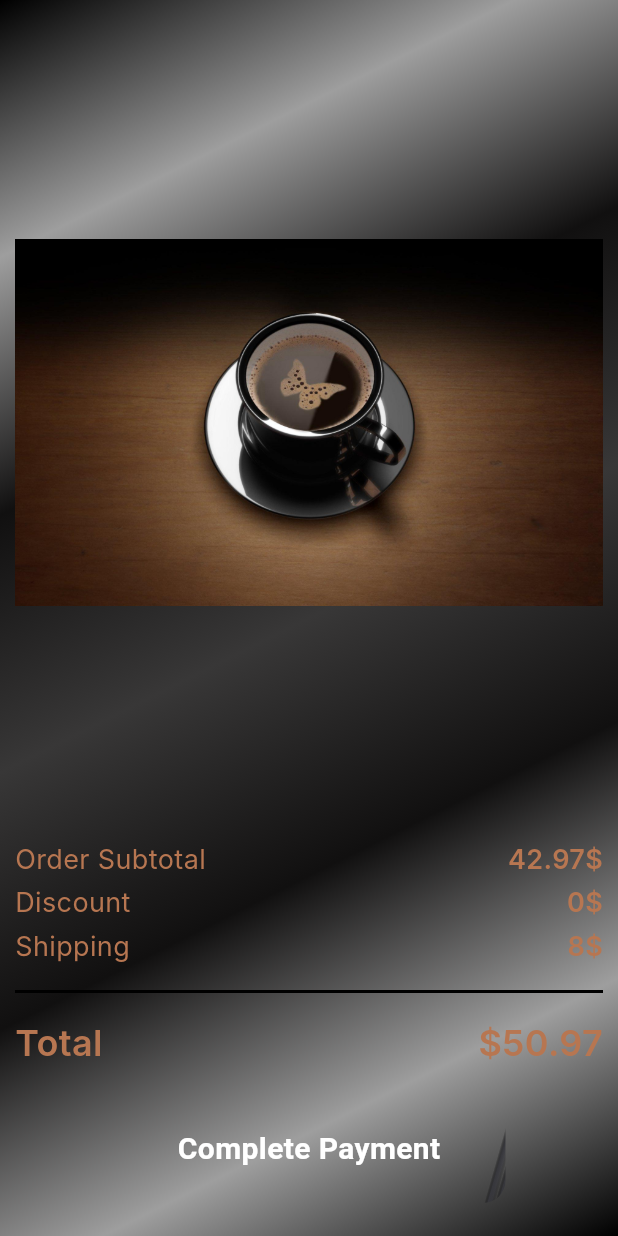
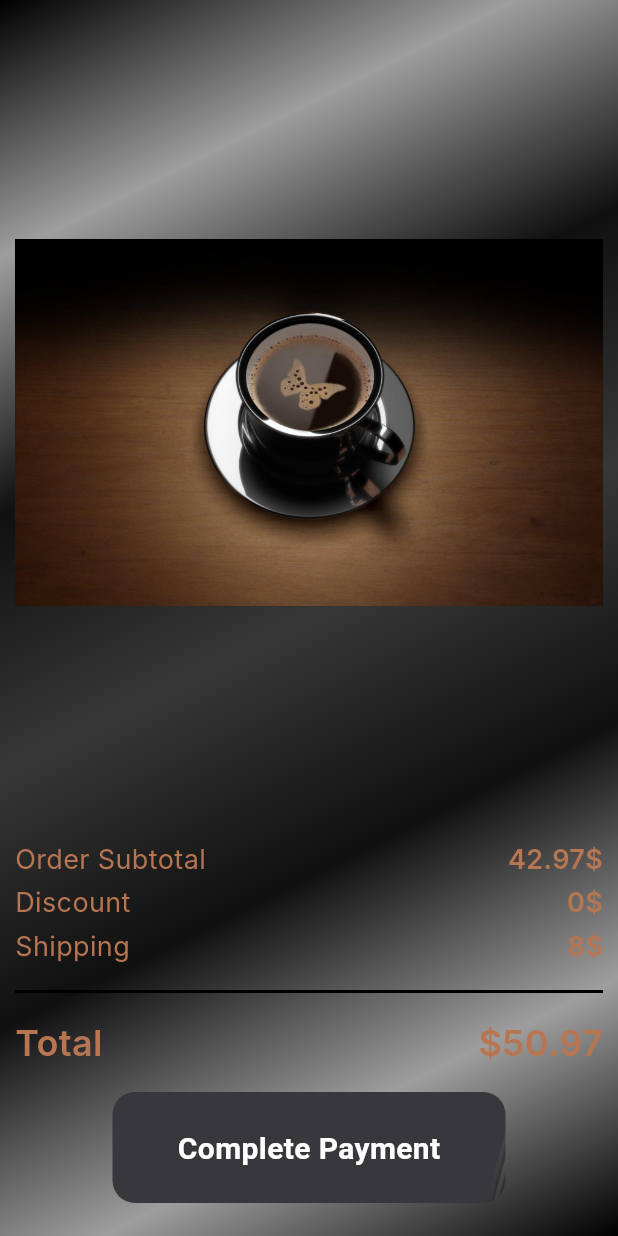
Before and after one commit to MohamedNasr12392/Coffee-shop, a Flutter app: the CartPage screen opened directly, on a phone screen of 412 x 824 dp. Run offline on Flutter 3.47's test engine with Material 3 defaults, Android fonts, the light colour scheme and no system bars; our stand-ins replace flutter_credit_card, flutter_svg, font_awesome_flutter, lottie; network calls fail; Roboto replaces fonts that are missing (Inter, Poppins).

Commit message:
refactor design to show buttomSheet when tab on complete payment button at cart page view instead of payment details page

```diff
--- a/lib/core/constants/gradients.dart
+++ b/lib/core/constants/gradients.dart
@@ -37,13 +37,14 @@ class MyGradients {
       begin: begin,
       end: end,
       colors: [
+        const Color(0xFF37373C),
+        const Color(0x7F313139),
+        const Color(0xFF37373C),
+        Colors.black.withOpacity(0),
         Colors.black.withOpacity(0),
         const Color(0xFF37373C),
         const Color(0x7F313139),
-        Colors.black.withOpacity(0),
         const Color(0xFF37373C),
-        const Color(0xFF37373C),
-        Colors.black.withOpacity(0),
       ],
     );
   }
--- a/lib/features/payment/presentation/views/widgets/thank_you_card.dart
+++ b/lib/features/payment/presentation/views/widgets/thank_you_card.dart
@@ -16,7 +16,7 @@ class ThankYouCard extends StatelessWidget {
     return Container(
       width: double.infinity,
       decoration: ShapeDecoration(
-        color: const Color(0xFFEDEDED),
+        color: Color.fromARGB(255, 20, 9, 9),
         shape: RoundedRectangleBorder(
           borderRadius: BorderRadius.circular(20),
         ),
--- a/pubspec.yaml
+++ b/pubspec.yaml
@@ -40,6 +40,7 @@ dependencies:
   flutter_credit_card: ^4.0.1
   lottie: ^3.0.0
   font_awesome_flutter: ^10.7.0
+  flutter_stripe: ^10.0.0
 
 dev_dependencies:
   flutter_test:
```
Also changed, not shown: lib/features/payment/presentation/views/widgets/cart_page_body.dart (+9 -11 lines), lib/features/payment/presentation/views/widgets/payment_methods_bottom_sheet.dart (added, +27 -0 lines), pubspec.lock.
